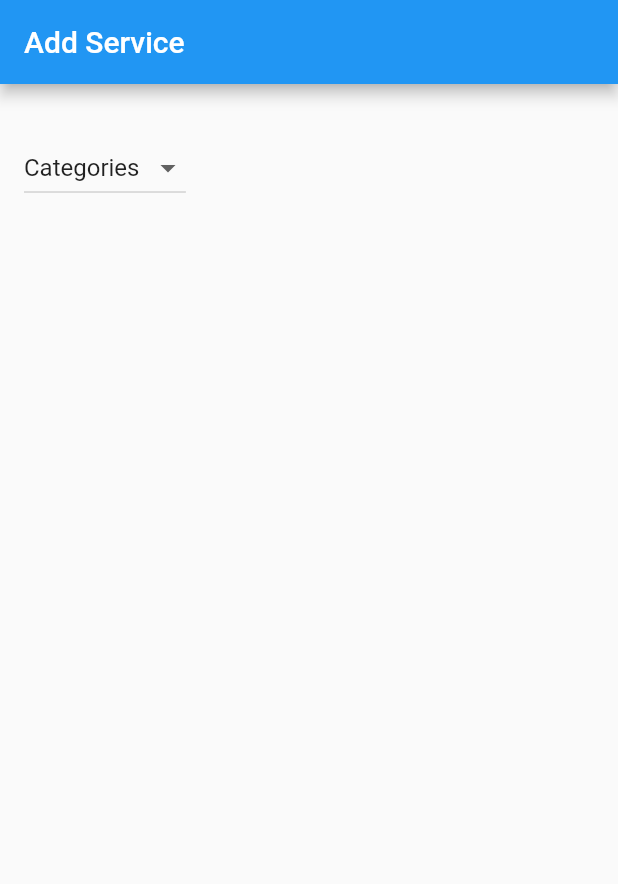
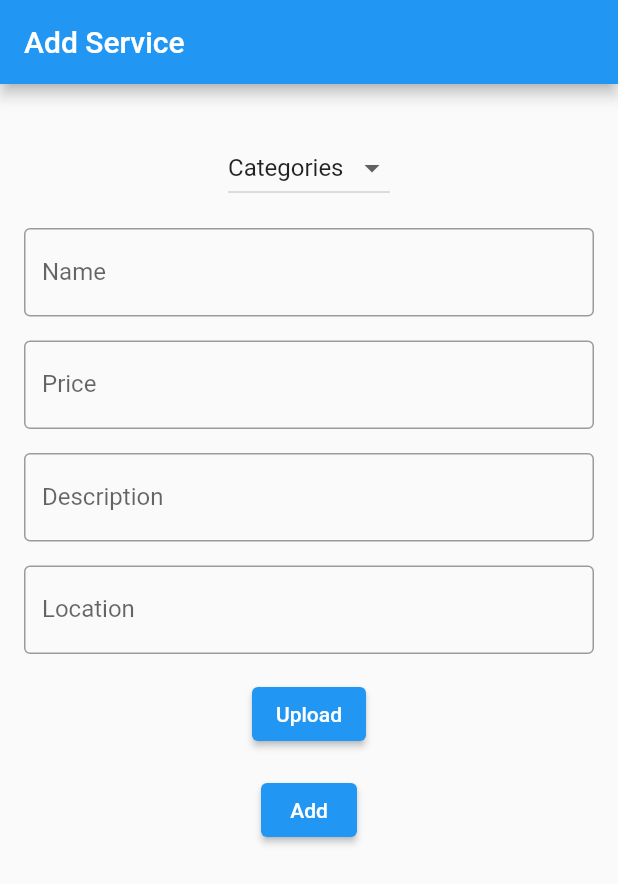
Before and after one commit to Brayan5892/FlutterApp_Diakonia, a Flutter app: the screen it shows after launch, on a phone screen of 412 x 824 dp. Shown: the top 884 px of the screen. Run offline on Flutter 3.47's test engine with Material 2 defaults, Android fonts, the phone set to English and light mode, and no system bars; our stand-ins replace cloud_firestore, firebase_auth, firebase_core, image_picker; accounts and stored records are empty.

Commit message:
image picker for gallery ready

```diff
--- a/lib/pages/addService/addService.dart
+++ b/lib/pages/addService/addService.dart
@@ -1,5 +1,11 @@
 import 'package:diakonia/pages/categories/categories.dart';
 import 'package:flutter/material.dart';
+
+//import para el manejo de archivos E/S
+import 'dart:io';
+
+//import para cargar imagenes del dispositvo
+import 'package:image_picker/image_picker.dart';
 
 class addService extends StatefulWidget{
   addService():super();
@@ -17,7 +23,9 @@ class addServiceState extends State<addService>{
           title: Text(widget.title),
           backgroundColor: Colors.blue,
         ),
-        body: Stack(
+        body: Builder(
+          builder: (context) =>
+            Stack(
               children: <Widget>[
                 Padding(
                   padding: EdgeInsets.all(16.0),
@@ -32,12 +40,65 @@ class addServiceState extends State<addService>{
                           onChanged: onChangeDropdownItem,
                         ),
                         SizedBox(height: 16.0,),
+                        TextField(
+                          obscureText: true,
+                          decoration: InputDecoration(
+                            border: OutlineInputBorder(),
+                            labelText: 'Name',
+                          ),
+                          controller: _nameCon,
+                        ),
+                        SizedBox(height: 16.0,),
+                        TextField(
+                          obscureText: true,
+                          decoration: InputDecoration(
+                            border: OutlineInputBorder(),
+                            labelText: 'Price',
+                          ),
+                          controller: _priceCon,
+                        ),
+                        SizedBox(height: 16.0,),
+                        TextField(
+                          obscureText: true,
+                          decoration: InputDecoration(
+                            border: OutlineInputBorder(),
+                            labelText: 'Description',
+                          ),
+                          controller: _descCon,
+                        ),
+                        SizedBox(height: 16.0,),
+                        TextField(
+                          obscureText: true,
+                          decoration: InputDecoration(
+                            border: OutlineInputBorder(),
+                            labelText: 'Location',
+                          ),
+                          controller: _locCon,
+                        ),
+                        SizedBox(height: 16.0,),
+                        ElevatedButton(
+                          onPressed: (){showAlertDialog(context);},
+                          child: Text('Upload'),
+                        ),
+                        SizedBox(height: 16.0,),
+                        ElevatedButton(
+                          onPressed: (){
+                            setState(() {
+                              _name=_nameCon.text;
+                              _price=_priceCon.text;
+                              _des=_descCon.text;
+                              _loc=_locCon.text;
+                            });
+                          },
+                          child: Text('Add'),
+                        ),
                       ],
                     ),
                   ),
                 )
               ] ,
           ),
+        )
       )
     );
   }
@@ -73,9 +134,86 @@ class addServiceState extends State<addService>{
 
   @override
   void initState() {
+    //esto es para el combobox
     _dropdownMenuItems = buildDropdownMenuItems(getCategories());
     _selectedCategory = _dropdownMenuItems[0].value;
+
     super.initState();
+  }
+
+//CAMPOS DE TEXTO ----------------------------------------------------------
+  String _name,_price,_des,_loc;
+  final _nameCon=TextEditingController(),
+        _priceCon=TextEditingController(),
+        _descCon=TextEditingController(),
+        _locCon=TextEditingController();
+
+  @override
+  void dispose() {
+    // Limpia el controlador cuando se termina el widget
+    _nameCon.dispose();
+    _priceCon.dispose();
+    _descCon.dispose();
+    _locCon.dispose();
+    super.dispose();
+  }
+
+//CARGAR IMG DEL DISPOSITIVO -----------------------------------------------
+  showAlertDialog(BuildContext context) {
+
+    // configurar los botones
+    Widget cameraButton = ElevatedButton(
+      child: Text("Camera"),
+      onPressed:  () {openCamera();},
+    );
+    Widget galleryButton = ElevatedButton(
+      child: Text("Gallery"),
+      onPressed:  () {openGallery();},
+    );
+
+    // configurar el alert dialog
+    AlertDialog alert = AlertDialog(
+      title: Text("Upload Image"),
+      content: Text("Upload an Image from your device"),
+      actions: [
+        cameraButton,
+        galleryButton,
+      ],
+    );
+
+    // mostrar el alert dialog
+    showDialog(
+      context: context,
+      builder: (BuildContext context) {
+        return alert;
+      },
+    );
+  }
+
+  File imageFile;
+
+  openGallery()async{
+    final picker = ImagePicker();
+    var pic=await picker.getImage(source: ImageSource.gallery);
+    setState(() {
+      if (pic!=null) {
+        imageFile = File(pic.path);
+      } else {
+        print('No image selected.');
+      }
+    });
+  }
+
+  openCamera()async{
+    final picker = ImagePicker();
+    var pic=await picker.getImage(source: ImageSource.gallery);
+    setState(() {
+      if (pic!=null) {
+        imageFile = File(pic.path);
+      } else {
+        print('No image selected.');
+      }
+    });
   }
 }
 
--- a/pubspec.yaml
+++ b/pubspec.yaml
@@ -28,6 +28,8 @@ dependencies:
   google_sign_in: ^4.1.4
   cloud_firestore: ^1.0.4
   firebase_core: ^1.0.3
+  #dependencia para cargar imagenes desde el dispositivo
+  image_picker: ^0.7.4
 
   # The following adds the Cupertino Icons font to your application.
   # Use with the CupertinoIcons class for iOS style icons.
```
Also changed, not shown: pubspec.lock. Lines whose indentation alone changed are shown as unchanged.
